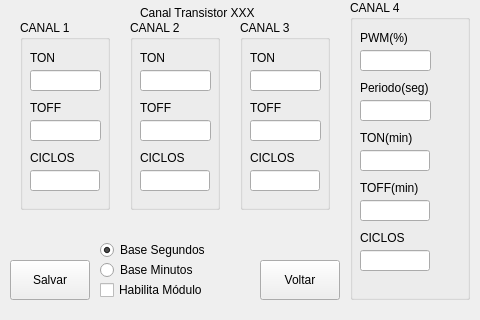
Old version of the form View/config_canal_transistor.ui in the repository Renatoyyz/fonte-controlada.
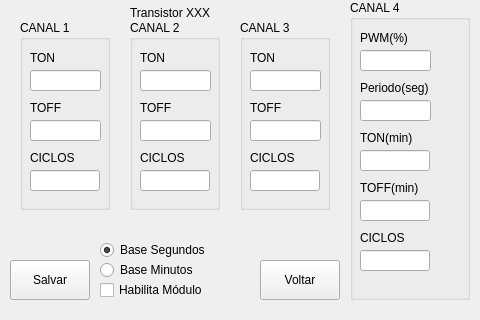
New version of the form.

Commit message: Interface visual

Patch:
```diff
--- a/View/config_canal_transistor.ui
+++ b/View/config_canal_transistor.ui
@@ -16,14 +16,14 @@
   <widget class="QLabel" name="lbTipoCanal">
    <property name="geometry">
     <rect>
-     <x>140</x>
+     <x>130</x>
      <y>5</y>
-     <width>180</width>
+     <width>190</width>
      <height>16</height>
     </rect>
    </property>
    <property name="text">
-    <string>Canal Transistor XXX</string>
+    <string>Transistor XXX</string>
    </property>
   </widget>
   <widget class="QGroupBox" name="groupBox_4">
@@ -43,7 +43,7 @@
      <rect>
       <x>10</x>
       <y>30</y>
-      <width>80</width>
+      <width>110</width>
       <height>16</height>
      </rect>
     </property>
@@ -76,7 +76,7 @@
      <rect>
       <x>10</x>
       <y>80</y>
-      <width>100</width>
+      <width>110</width>
       <height>16</height>
      </rect>
     </property>
@@ -89,7 +89,7 @@
      <rect>
       <x>10</x>
       <y>130</y>
-      <width>100</width>
+      <width>110</width>
       <height>16</height>
      </rect>
     </property>
@@ -112,7 +112,7 @@
      <rect>
       <x>10</x>
       <y>180</y>
-      <width>100</width>
+      <width>110</width>
       <height>16</height>
      </rect>
     </property>
@@ -151,7 +151,7 @@
      <rect>
       <x>10</x>
       <y>230</y>
-      <width>80</width>
+      <width>100</width>
       <height>16</height>
      </rect>
     </property>
```
The commit also changes 1 other file.
